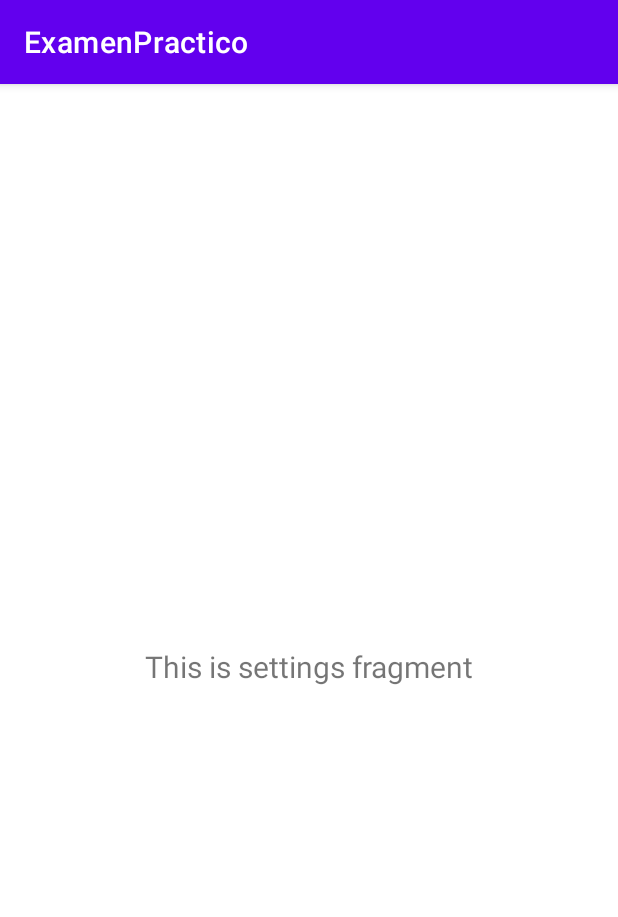
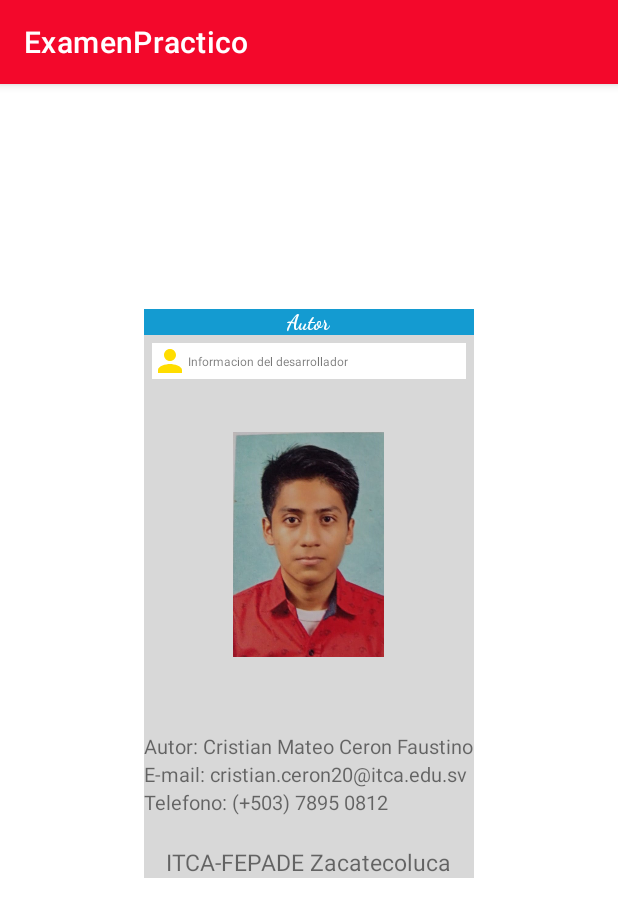
Before and after one commit to Matheo-ceron15/ExamenPractico1, an Android app: the fragment SettingsFragment shown on its own in the app's theme, on a phone screen of 412 x 824 dp. Shown: the top 917 px of the screen. Run offline under Robolectric (Android 15) with nearby library versions, the phone set to English and light mode, and no system bars.

Commit message:
Añadicion de datos del desarrollador

```diff
--- a/app/src/main/java/com/example/examenpractico/ui/settings/SettingsFragment.java
+++ b/app/src/main/java/com/example/examenpractico/ui/settings/SettingsFragment.java
@@ -1,5 +1,6 @@
 package com.example.examenpractico.ui.settings;
 
+import android.content.Intent;
 import android.os.Bundle;
 import android.view.LayoutInflater;
 import android.view.View;
@@ -12,6 +13,7 @@ import androidx.fragment.app.Fragment;
 import androidx.lifecycle.Observer;
 import androidx.lifecycle.ViewModelProvider;
 
+import com.example.examenpractico.MainActivity;
 import com.example.examenpractico.R;
 import com.example.examenpractico.databinding.FragmentSettingsBinding;
 
@@ -28,16 +30,16 @@ public class SettingsFragment extends Fragment {
         binding = FragmentSettingsBinding.inflate(inflater, container, false);
         View root = binding.getRoot();
 
-        final TextView textView = binding.textSettings;
-        settingsViewModel.getText().observe(getViewLifecycleOwner(), new Observer<String>() {
-            @Override
-            public void onChanged(@Nullable String s) {
-                textView.setText(s);
-            }
-        });
+//
+//        final TextView textView = binding.textSettings;
+//        settingsViewModel.getText().observe(getViewLifecycleOwner(), new Observer<String>() {
+//            @Override
+//            public void onChanged(@Nullable String s) {
+//                textView.setText(s);
+//            }
+//        });
         return root;
     }
-
     @Override
     public void onDestroyView() {
         super.onDestroyView();
--- /dev/null
+++ b/app/src/main/res/drawable/ic_baseline_person_24.xml
@@ -0,0 +1,5 @@
+<vector android:height="24dp" android:tint="#FFDD00"
+    android:viewportHeight="24" android:viewportWidth="24"
+    android:width="24dp" xmlns:android="http://schemas.android.com/apk/res/android">
+    <path android:fillColor="@android:color/white" android:pathData="M12,12c2.21,0 4,-1.79 4,-4s-1.79,-4 -4,-4 -4,1.79 -4,4 1.79,4 4,4zM12,14c-2.67,0 -8,1.34 -8,4v2h16v-2c0,-2.66 -5.33,-4 -8,-4z"/>
+</vector>
--- a/app/src/main/res/layout/fragment_settings.xml
+++ b/app/src/main/res/layout/fragment_settings.xml
@@ -1,22 +1,118 @@
 <?xml version="1.0" encoding="utf-8"?>
-<androidx.constraintlayout.widget.ConstraintLayout xmlns:android="http://schemas.android.com/apk/res/android"
+<LinearLayout xmlns:android="http://schemas.android.com/apk/res/android"
     xmlns:app="http://schemas.android.com/apk/res-auto"
     xmlns:tools="http://schemas.android.com/tools"
     android:layout_width="match_parent"
     android:layout_height="match_parent"
+    android:orientation="vertical"
+    android:layout_gravity="center"
     tools:context=".ui.settings.SettingsFragment">
 
-    <TextView
-        android:id="@+id/text_settings"
+<!--    <androidx.cardview.widget.CardView-->
+<!--        android:layout_width="wrap_content"-->
+<!--        android:layout_height="wrap_content"-->
+<!--        >-->
+<LinearLayout
+    android:layout_width="wrap_content"
+    android:layout_height="wrap_content"
+    android:layout_gravity="center"
+    android:layout_marginTop="150dp"
+    android:orientation="vertical">
+    <LinearLayout
         android:layout_width="match_parent"
-        android:layout_height="wrap_content"
-        android:layout_marginStart="8dp"
-        android:layout_marginTop="8dp"
-        android:layout_marginEnd="8dp"
-        android:textAlignment="center"
-        android:textSize="20sp"
-        app:layout_constraintBottom_toBottomOf="parent"
-        app:layout_constraintEnd_toEndOf="parent"
-        app:layout_constraintStart_toStartOf="parent"
-        app:layout_constraintTop_toTopOf="parent" />
-</androidx.constraintlayout.widget.ConstraintLayout>
+        android:layout_height="match_parent"
+        android:background="#149BD1"
+        app:cardCornerRadius="25dp"
+        android:orientation="vertical">
+        <TextView
+            android:layout_width="wrap_content"
+            android:layout_height="wrap_content"
+            android:layout_gravity="center"
+            android:textColor="@color/white"
+            android:textStyle="bold"
+            android:text="Autor"
+            android:fontFamily="cursive"
+            />
+    </LinearLayout>
+    <LinearLayout
+        android:layout_width="match_parent"
+        android:layout_height="match_parent"
+        android:orientation="vertical"
+        android:background="#D8D8D8"
+        >
+        <LinearLayout
+            android:layout_width="match_parent"
+            android:layout_height="wrap_content"
+            android:layout_marginTop="5dp"
+            android:layout_marginStart="5dp"
+            android:layout_marginEnd="5dp"
+            android:orientation="horizontal"
+            android:background="@color/white">
+            <TextView
+                android:layout_width="wrap_content"
+                android:layout_height="wrap_content"
+                android:drawableStart="@drawable/ic_baseline_person_24"/>
+            <TextView
+                android:layout_width="wrap_content"
+                android:layout_height="wrap_content"
+                android:text="Informacion del desarrollador"
+                android:textSize="8dp"
+                />
+
+        </LinearLayout>
+        <LinearLayout
+            android:layout_width="wrap_content"
+            android:layout_height="wrap_content"
+            android:orientation="vertical"
+            android:layout_marginTop="5dp"
+            android:layout_gravity="center"
+            >
+            <ImageView
+                android:layout_width="150dp"
+                android:layout_height="150dp"
+                android:layout_gravity="center"
+                android:layout_marginTop="30dp"
+                android:src="@drawable/perfil"
+
+                />
+        </LinearLayout>
+        <LinearLayout
+            android:layout_width="wrap_content"
+            android:layout_height="wrap_content"
+            android:layout_gravity="center"
+            android:layout_marginTop="50dp"
+            android:orientation="vertical">
+            <TextView
+                android:layout_width="wrap_content"
+                android:layout_height="wrap_content"
+                android:text="Autor: Cristian Mateo Ceron Faustino"
+                android:textSize="13dp"
+                />
+            <TextView
+                android:layout_width="wrap_content"
+                android:layout_height="wrap_content"
+                android:text="E-mail: cristian.ceron20@itca.edu.sv"
+                android:textSize="13dp"
+                />
+            <TextView
+                android:layout_width="wrap_content"
+                android:layout_height="wrap_content"
+                android:text="Telefono: (+503) 7895 0812"
+                android:textSize="13dp"
+                />
+            <TextView
+                android:layout_width="wrap_content"
+                android:layout_height="wrap_content"
+                android:text="ITCA-FEPADE Zacatecoluca"
+                android:textSize="15dp"
+                android:layout_gravity="center"
+                android:layout_marginTop="20dp"
+                />
+        </LinearLayout>
+    </LinearLayout>
+</LinearLayout>
+
+<!--    </androidx.cardview.widget.CardView>-->
+
+
+</LinearLayout>
--- a/app/src/main/res/values/colors.xml
+++ b/app/src/main/res/values/colors.xml
@@ -1,7 +1,7 @@
 <?xml version="1.0" encoding="utf-8"?>
 <resources>
     <color name="purple_200">#FFBB86FC</color>
-    <color name="purple_500">#FF6200EE</color>
+    <color name="purple_500">#F3082B</color>
     <color name="purple_700">#FF3700B3</color>
     <color name="teal_200">#FF03DAC5</color>
     <color name="teal_700">#FF018786</color>
--- a/app/src/main/res/values/strings.xml
+++ b/app/src/main/res/values/strings.xml
@@ -10,7 +10,8 @@
     <string name="menu_transform">Transform</string>
     <string name="menu_reflow">Reflow</string>
     <string name="menu_slideshow">Slideshow</string>
-    <string name="menu_settings">Settings</string>
+    <string name="menu_settings">Acerca de</string>
+    <string name="acercade">Acerca de</string>
 
     <string name="lorem_ipsum_title">Lorem Ipsum"</string>
     <string name="lorem_ipsum">Lorem Ipsum is simply placeholder text of the printing and
```
Also changed, not shown: app/src/main/java/com/example/examenpractico/MainActivity.java (+13 -1 lines), app/src/main/java/com/example/examenpractico/ui/reflow/ReflowFragment.java (+8 -8 lines), app/src/main/java/com/example/examenpractico/ui/slideshow/SlideshowFragment.java (+8 -8 lines), app/src/main/res/drawable/ic_close.xml (added, +10 -0 lines), app/src/main/res/layout/activity_acercade.xml (added, +118 -0 lines), app/src/main/res/layout/fragment_reflow.xml (+5 -11 lines), app/src/main/res/layout/fragment_slideshow.xml (+5 -11 lines), app/src/main/res/drawable/perfil.jpeg (added).
